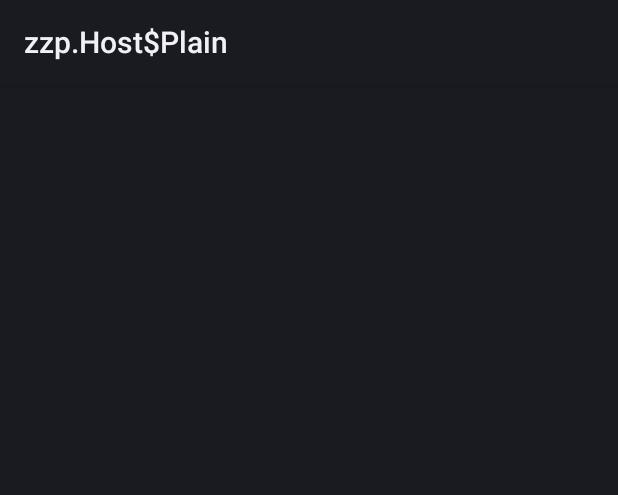
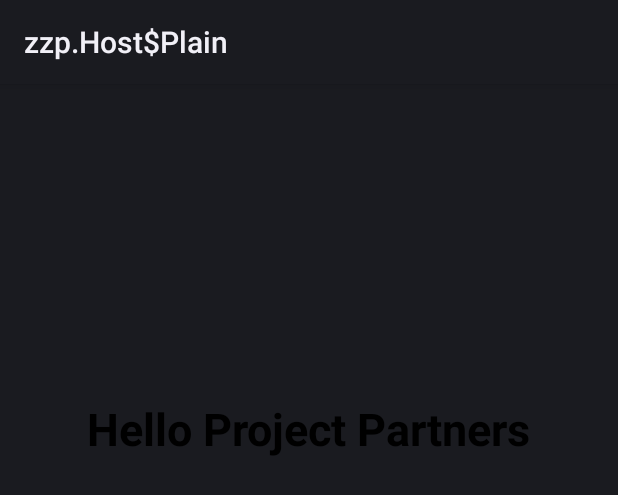
Before and after one commit to mfirozahmed/iTranslator, an Android app: the layout activity_main.xml on its own in the app's theme, with its tools: preview values and no code run, on a phone screen of 412 x 824 dp. Shown: the top 495 px of the screen. Run offline under Robolectric (Android 15) with nearby library versions, the phone set to English and light mode, and no system bars.

Commit message:
Added Text

```diff
--- a/app/src/main/res/layout/activity_main.xml
+++ b/app/src/main/res/layout/activity_main.xml
@@ -1,9 +1,21 @@
 <?xml version="1.0" encoding="utf-8"?>
-<android.support.constraint.ConstraintLayout xmlns:android="http://schemas.android.com/apk/res/android"
+<RelativeLayout xmlns:android="http://schemas.android.com/apk/res/android"
     xmlns:app="http://schemas.android.com/apk/res-auto"
     xmlns:tools="http://schemas.android.com/tools"
     android:layout_width="match_parent"
     android:layout_height="match_parent"
     tools:context=".MainActivity">
 
-</android.support.constraint.ConstraintLayout>
+    <TextView
+        android:layout_width="wrap_content"
+        android:layout_height="wrap_content"
+        android:layout_alignParentTop="true"
+        android:layout_centerHorizontal="true"
+        android:layout_marginTop="209dp"
+        android:text="Hello Project Partners"
+        android:textColor="#000000"
+        android:textSize="30dp"
+        android:textStyle="bold" />
+
+
+</RelativeLayout>
```
